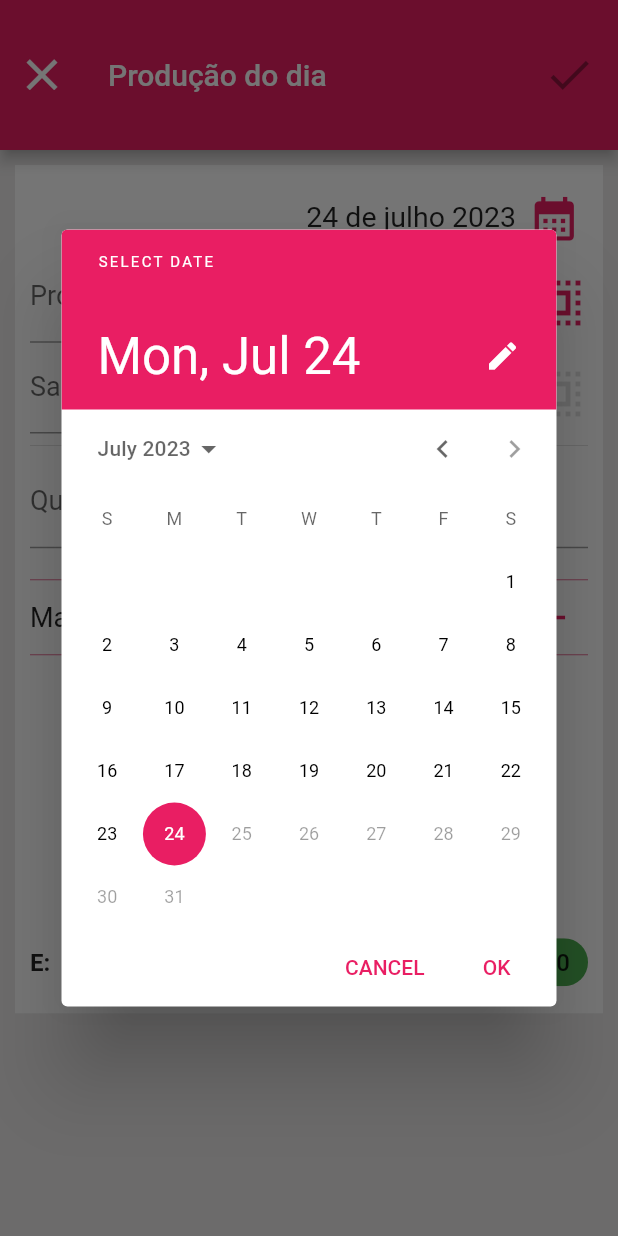
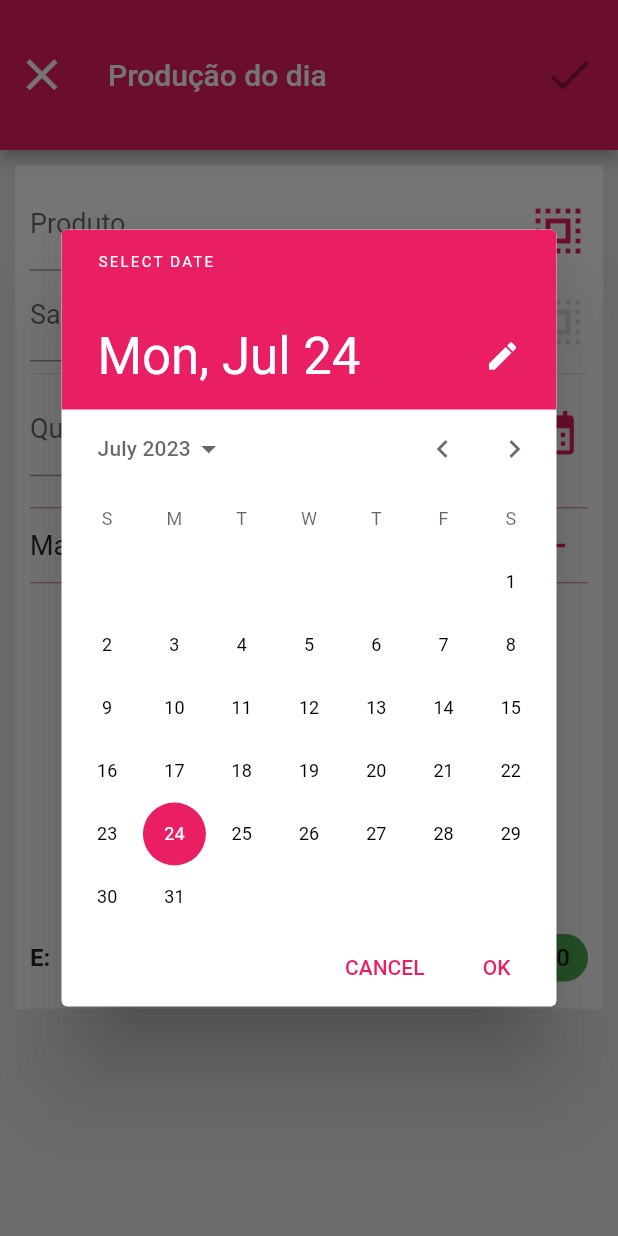
Before and after one commit to Jo-Analyst/app-good-taste, a Flutter app: the ProductionPage screen opened directly, after a tap on the "calendar month" icon, on a phone screen of 412 x 824 dp. Run offline on Flutter 3.47's test engine with Material 2 defaults, Android fonts, the phone set to English and light mode, and no system bars; our stand-ins replace font_awesome_flutter, sqflite; accounts and stored records are empty.

Commit message:
mudando o calendário

```diff
--- a/lib/app/config/db.dart
+++ b/lib/app/config/db.dart
@@ -12,7 +12,7 @@ class DB {
         // raw_materials - matérias-primas
 
         db.execute(
-          "CREATE TABLE feedstocks (id INTEGER PRIMARY KEY, name TEXT NOT NULL, brand TEXT NULL, price REAL NOT NULL)",
+          "CREATE TABLE feedstocks (id INTEGER PRIMARY KEY, name TEXT NOT NULL, brand TEXT NULL, price REAL NOT NULL, unit TEXT NOT NULL)",
         );
         db.execute(
           'CREATE TABLE products (id INTEGER PRIMARY KEY, name TEXT NOT NULL, price REAL)',
--- a/lib/app/controllers/feedstock_controller.dart
+++ b/lib/app/controllers/feedstock_controller.dart
@@ -23,6 +23,7 @@ class FeedstockController with ChangeNotifier {
       name: data["name"],
       brand: data["brand"],
       price: data["price"],
+      unit: data["unit"],
     ).save();
     notifyListeners();
   }
--- a/lib/app/models/feedestock_model.dart
+++ b/lib/app/models/feedestock_model.dart
@@ -5,12 +5,14 @@ class FeedstockModel {
   final String? name;
   final String? brand;
   final double? price;
+  final String? unit;
 
   FeedstockModel({
     this.id,
     this.name,
     this.brand,
     this.price,
+    this.unit,
   });
 
   static Future<List<Map<String, dynamic>>> findAll() async {
@@ -30,11 +32,7 @@ class FeedstockModel {
   Future<void> save() async {
     try {
       final db = await DB.database();
-      final data = {
-        "name": name,
-        "brand": brand,
-        "price": price,
-      };
+      final data = {"name": name, "brand": brand, "price": price, "unit": unit};
       if (id == 0) {
         await db.insert("feedstocks", data);
       } else {
--- a/lib/app/models/production_model.dart
+++ b/lib/app/models/production_model.dart
@@ -65,7 +65,7 @@ class ProductionModel {
 
   static Future<List<Map<String, dynamic>>> getSumPriceFeedstockAndCountFeedstockAndValueLeave(String month) async {
     final db = await DB.database();
-    return db.rawQuery("SELECT SUM(items_productions.price_feedstock) AS price, COUNT(feedstocks.name) AS quantity, feedstocks.name FROM productions INNER JOIN items_productions ON productions.id = items_productions.production_id INNER JOIN feedstocks ON feedstocks.id = items_productions.feedstock_id WHERE date LIKE '%$month%' GROUP BY feedstocks.name");
+    return db.rawQuery("SELECT SUM(items_productions.price_feedstock) AS price, COUNT(feedstocks.name) AS quantity, feedstocks.name, feedstocks.unit FROM productions INNER JOIN items_productions ON productions.id = items_productions.production_id INNER JOIN feedstocks ON feedstocks.id = items_productions.feedstock_id WHERE date LIKE '%$month%' GROUP BY feedstocks.name");
   }
 
   static Future<List<Map<String, dynamic>>> getSumValueProfit(String month) async {
--- a/lib/app/pages/movement_details_page.dart
+++ b/lib/app/pages/movement_details_page.dart
@@ -139,7 +139,7 @@ class _MovementDetailsPageState extends State<MovementDetailsPage> {
                       ),
                       MovementDetailsTemplate(
                         price: valueLeave,
-                        description: "Saida",
+                        description: "Saída",
                         items: itemsLeave,
                       ),
                     ],
--- a/lib/app/pages/production_page.dart
+++ b/lib/app/pages/production_page.dart
@@ -85,8 +85,6 @@ class _ProductionPageState extends State<ProductionPage> {
       listen: false,
     );
 
-    print(DateFormat("dd/MM/yyyy").format(dateSelected));
-
     await productionProvider.save({
       "id": productionId,
       "quantity": quantity,
@@ -164,8 +162,14 @@ class _ProductionPageState extends State<ProductionPage> {
       context: context,
       initialDate: DateTime.now(),
       firstDate: DateTime(2023),
-      lastDate: DateTime.now(),
-    ).then((date) => setState(() => dateSelected = date!));
+      lastDate: DateTime(2023, 12, 31),
+    ).then(
+      (date) => setState(() {
+        if (date != null) {
+          dateSelected = date;
+        }
+      }),
+    );
   }
 
   @override
@@ -218,28 +222,6 @@ class _ProductionPageState extends State<ProductionPage> {
                 Form(
                   child: Column(
                     children: [
-                      Align(
-                        alignment: Alignment.topRight,
-                        child: Row(
-                          crossAxisAlignment: CrossAxisAlignment.center,
-                          mainAxisAlignment: MainAxisAlignment.end,
-                          children: [
-                            Text(
-                              DateFormat("dd 'de' MMMM yyyy", "pt-br")
-                                  .format(dateSelected),
-                              style: const TextStyle(fontSize: 19),
-                            ),
-                            IconButton(
-                              onPressed: () => showCalendarPicker(),
-                              icon: Icon(
-                                Icons.calendar_month_sharp,
-                                color: Theme.of(context).primaryColor,
-                                size: 35,
-                              ),
-                            ),
-                          ],
-                        ),
-                      ),
                       Row(
                         children: [
                           Expanded(
@@ -342,7 +324,12 @@ class _ProductionPageState extends State<ProductionPage> {
                         ],
                       ),
                       const Divider(),
-                      TextFormField(
+                      Row(
+                        crossAxisAlignment: CrossAxisAlignment.center,
+                        mainAxisAlignment: MainAxisAlignment.end,
+                        children: [
+                          Flexible(
+                            child: TextFormField(
                               keyboardType: TextInputType.number,
                               inputFormatters: [
                                 FilteringTextInputFormatter.digitsOnly
@@ -362,6 +349,22 @@ class _ProductionPageState extends State<ProductionPage> {
                                   color: Theme.of(context).primaryColor,
                                 ),
                               ),
+                            ),
+                          ),
+                          Text(
+                            DateFormat("dd 'de' MMMM 'de' yyyy", "pt-br")
+                                .format(dateSelected),
+                            style: const TextStyle(fontSize: 19),
+                          ),
+                          IconButton(
+                            onPressed: () => showCalendarPicker(),
+                            icon: Icon(
+                              Icons.calendar_month_sharp,
+                              color: Theme.of(context).primaryColor,
+                              size: 35,
+                            ),
+                          ),
+                        ],
                       ),
                     ],
                   ),
@@ -415,7 +418,7 @@ class _ProductionPageState extends State<ProductionPage> {
                 ),
                 listOfSelectedFeedstocks.isEmpty
                     ? const SizedBox(
-                        height: 180,
+                        height: 225,
                         child: Center(
                           child: Text(
                             "Não há matéria prima adicionada.",
@@ -423,7 +426,7 @@ class _ProductionPageState extends State<ProductionPage> {
                           ),
                         ))
                     : SizedBox(
-                        height: 180,
+                        height: 225,
                         child: ListView.builder(
                           itemCount: listOfSelectedFeedstocks.length,
                           itemBuilder: (context, index) {
--- a/lib/app/utils/modal.dart
+++ b/lib/app/utils/modal.dart
@@ -4,7 +4,10 @@ Future<String> showModal(BuildContext context, dynamic screenForm) async {
   final result = await showModalBottomSheet(
     context: context,
     builder: (_) {
-      return screenForm;
+      return SizedBox(
+        height: 900,
+        child: screenForm,
+      );
     },
   );
 
--- a/pubspec.yaml
+++ b/pubspec.yaml
@@ -35,11 +35,13 @@ dependencies:
   # The following adds the Cupertino Icons font to your application.
   # Use with the CupertinoIcons class for iOS style icons.
   cupertino_icons: ^1.0.2
-  intl: ^0.18.1
+  intl: ^0.18.0
   sqflite: ^2.2.8+4
   path: ^1.8.3
   font_awesome_flutter: ^10.5.0
   provider: ^6.0.5
+  flutter_localizations:
+    sdk: flutter
 
 dev_dependencies:
   flutter_test:
```
Also changed, not shown: lib/app/template/feedstock_form.dart (+29 -0 lines), lib/app/template/movement_details_template.dart (+8 -3 lines), lib/main.dart (+10 -0 lines), pubspec.lock. Lines whose indentation alone changed are shown as unchanged.
